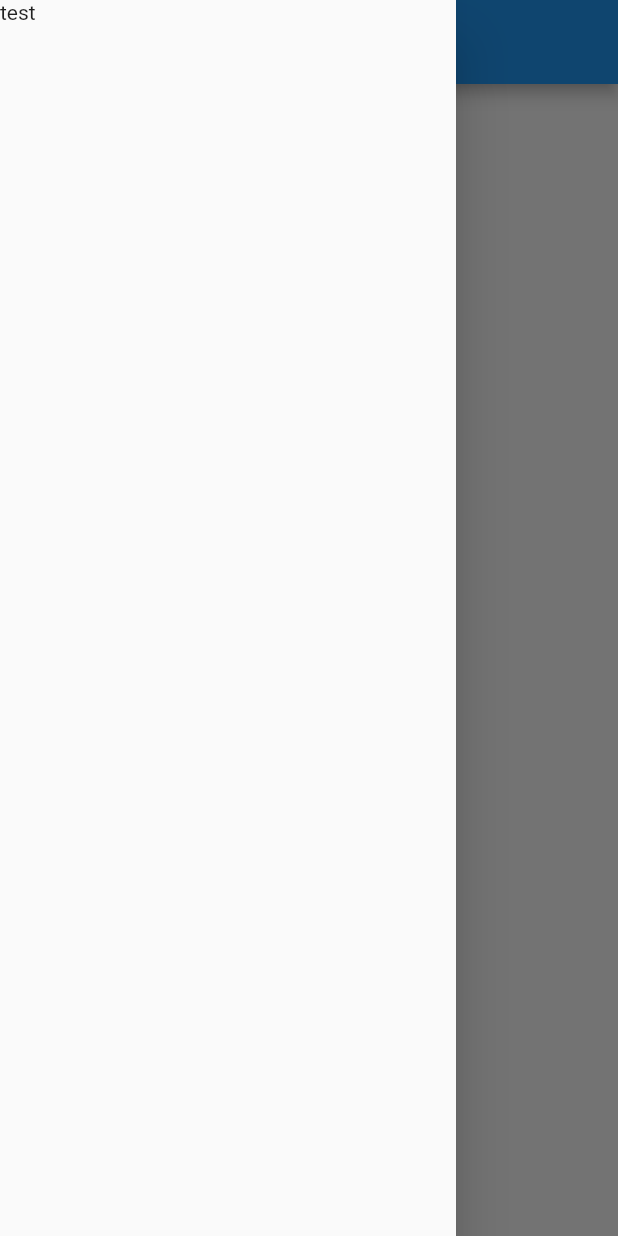
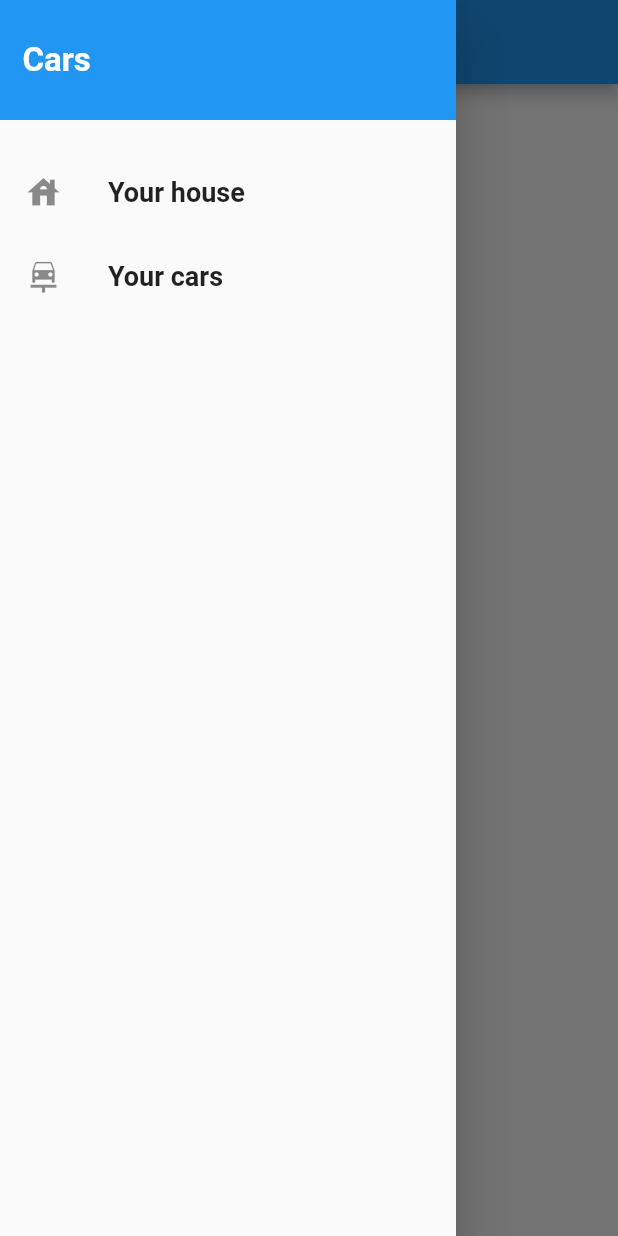
Before and after one commit to Kuutioo/CarApp, a Flutter app: the screen it shows after launch, with the side drawer open, on a phone screen of 412 x 824 dp. Run offline on Flutter 3.47's test engine with Material 2 defaults, Android fonts, the phone set to English and light mode, and no system bars; our stand-ins replace cloud_firestore, firebase_core, flutter_map, latlong2; accounts and stored records are empty.

Commit message:
main drawer widget

```diff
--- a/car_app/lib/pages/cars_page.dart
+++ b/car_app/lib/pages/cars_page.dart
@@ -1,8 +1,8 @@
 // ignore_for_file: deprecated_member_use
-
 import 'package:flutter/material.dart';
 import 'package:cloud_firestore/cloud_firestore.dart';
 
+import '../widgets/main_drawer.dart';
 import './car_location_page.dart';
 import '../widgets/car_item.dart';
 
@@ -13,9 +13,7 @@ class CarsPage extends StatelessWidget {
       appBar: AppBar(
         title: const Text('Your Cars'),
       ),
-      drawer: Drawer(
-        child: Text('test'),
-      ),
+      drawer: MainDrawer(),
       body: StreamBuilder(
         stream: FirebaseFirestore.instance.collection('cars').snapshots(),
         builder: (context, AsyncSnapshot<QuerySnapshot> streamSnapshot) {
--- /dev/null
+++ b/car_app/lib/widgets/main_drawer.dart
@@ -0,0 +1,55 @@
+import 'package:flutter/material.dart';
+
+class MainDrawer extends StatelessWidget {
+  Widget buildListTile(String title, IconData icon) {
+    return ListTile(
+      leading: Icon(
+        icon,
+        size: 26,
+      ),
+      title: Text(
+        title,
+        style: const TextStyle(
+          fontSize: 18,
+          fontWeight: FontWeight.bold,
+        ),
+      ),
+      onTap: () {},
+    );
+  }
+
+  @override
+  Widget build(BuildContext context) {
+    return Drawer(
+      child: Column(
+        children: [
+          Container(
+            height: 80,
+            width: double.infinity,
+            padding: const EdgeInsets.all(15),
+            alignment: Alignment.centerLeft,
+            color: Theme.of(context).primaryColor,
+            child: const Text(
+              'Cars',
+              style: TextStyle(
+                  fontWeight: FontWeight.w700,
+                  fontSize: 22,
+                  color: Colors.white),
+            ),
+          ),
+          const SizedBox(
+            height: 20,
+          ),
+          buildListTile(
+            'Your house',
+            Icons.house,
+          ),
+          buildListTile(
+            'Your cars',
+            Icons.car_repair,
+          )
+        ],
+      ),
+    );
+  }
+}
```
